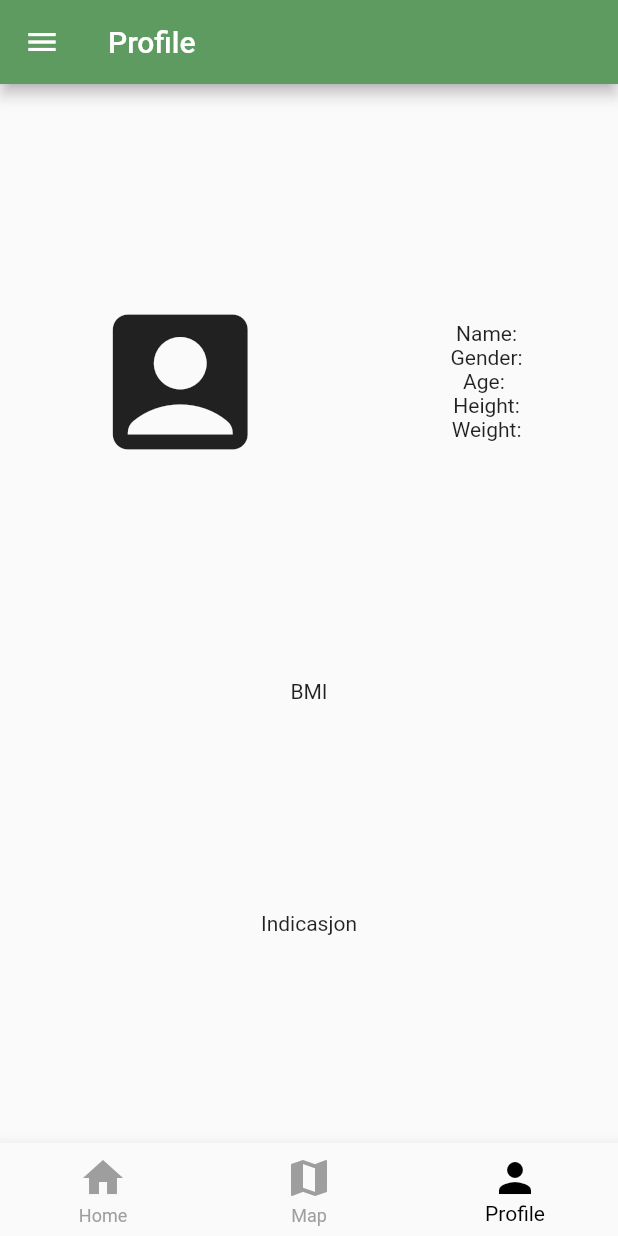
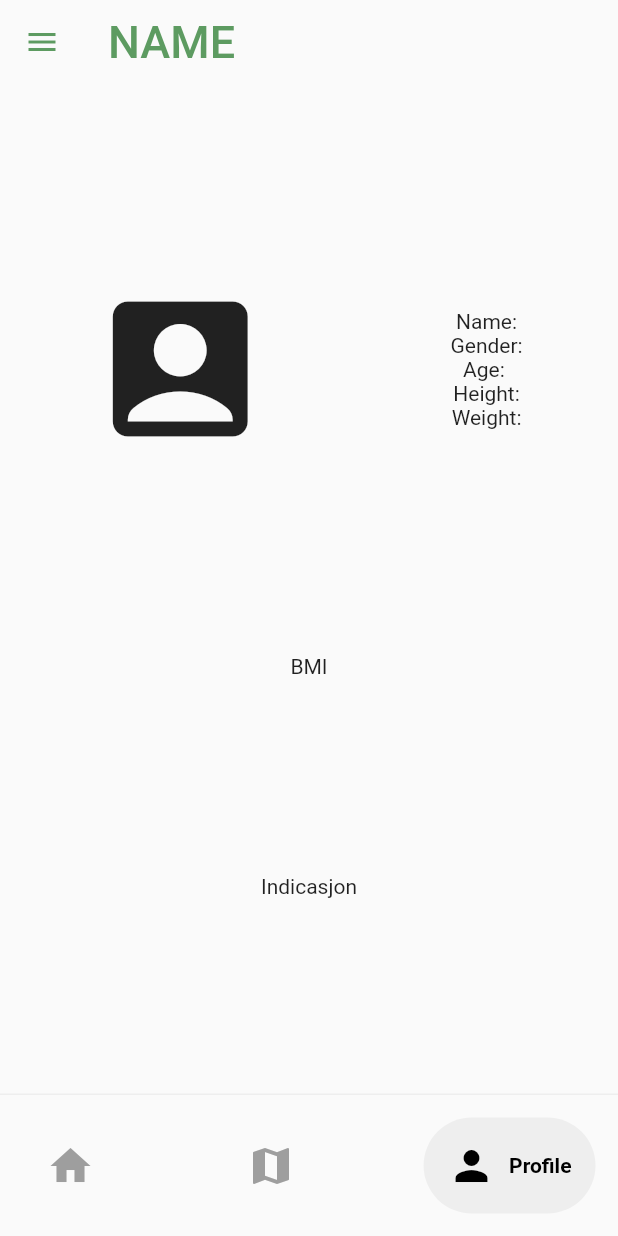
Before and after one commit to MarichenK/Biomedical-Technologies, a Flutter app: the screen it shows after launch, item 3 of the bottom bar chosen, on a phone screen of 412 x 824 dp. Run offline on Flutter 3.47's test engine with Material 2 defaults, Android fonts, the phone set to English and light mode, and no system bars; drawn by our look-alikes of google_nav_bar.

Commit message:
Updated navigation bar

```diff
--- a/agri_fit/lib/navigationBar.dart
+++ b/agri_fit/lib/navigationBar.dart
@@ -1,4 +1,6 @@
 import 'package:flutter/material.dart';
+import 'package:google_nav_bar/google_nav_bar.dart';
+
 import 'package:agri_fit/screens/homePage.dart';
 import 'package:agri_fit/screens/profilePage.dart';
 import 'package:agri_fit/screens/mapPage.dart';
@@ -26,14 +28,46 @@ class _HomePageState extends State<NavBar> {
     ProfilePage(editName: '', editAge: '', editGen: '', editHeight: '', editWeight: '',),
   ];
 
+    @override
+  Widget build(BuildContext context) {
+    return Scaffold(
+      bottomNavigationBar: Container(
+        decoration: BoxDecoration(
+          color: Colors.grey[50],
+          border: Border(top: BorderSide(color: Colors.grey.shade200)),
+        ),
+        child: Padding(
+          padding: const EdgeInsets.symmetric(
+            horizontal: 15.0,
+            vertical: 15.0),
+
+            child: GNav(
+              gap: 9,
+              color: Colors.grey,
+              activeColor: Colors.black,
+              tabBackgroundColor: Colors.grey.shade200,
+              padding: EdgeInsets.all(16),
+              iconSize: 32,
+
+
+              tabs: const [
+                GButton(icon: Icons.home, text: 'Home'),
+                GButton(icon: Icons.map, text: 'Map'),
+                GButton(icon: Icons.person, text: 'Profile')
+              ],
+
+            selectedIndex: _selectedIndex,
+            onTabChange: _navigateBottomBar,
+
+            ),
+        ),
+      ),
+      body: IndexedStack(index: _selectedIndex, children: _buildBody)
+    );
+  }
+}
+
   /*
-  List<Widget> get _pages => [
-    HomePage(),
-    MapPage(),
-    ProfilePage(editName: '', editAge: '', editGen: '', editHeight: '', editWeight: '',),
-  ];
-  */
-
   @override
   Widget build(BuildContext context) {
     return Scaffold(
@@ -55,3 +89,4 @@ class _HomePageState extends State<NavBar> {
     );
   }
 }
+*/
--- a/agri_fit/lib/screens/profilePage.dart
+++ b/agri_fit/lib/screens/profilePage.dart
@@ -22,16 +22,19 @@ class ProfilePage extends StatelessWidget {
     print('${ProfilePage.routename} built');
     return Scaffold(
       appBar: AppBar(
-        backgroundColor: Color.fromARGB(255, 93, 155, 97),
-        title: Text(ProfilePage.routename),
+        backgroundColor: Colors.grey[50],
+        elevation: 0,
+        //title: Text(ProfilePage.routename),
+        title: Text('NAME', textScaleFactor: 1.5,),
+        foregroundColor: Color.fromARGB(255, 93, 155, 97),
       ),
       body: Column(mainAxisAlignment: MainAxisAlignment.spaceEvenly,
         children: [
           Row( mainAxisAlignment: MainAxisAlignment.spaceAround,
           children: [
-            Icon(Icons.account_box_rounded, size: 120)
+            Icon(Icons.account_box_rounded, size: 120),
             //Container(color: Colors.blue, width: 100, height: 100,),
-            ,Column(mainAxisAlignment: MainAxisAlignment.center,
+            Column(mainAxisAlignment: MainAxisAlignment.center,
             children: [
               Text('Name: $editName'),
               Text('Gender: $editGen'),
@@ -47,6 +50,8 @@ class ProfilePage extends StatelessWidget {
         ]
       ),
       drawer: Drawer(
+        shadowColor: Colors.white.withOpacity(0),
+
         child: ListView(
           padding: EdgeInsets.zero,
           children: [
--- a/agri_fit/pubspec.yaml
+++ b/agri_fit/pubspec.yaml
@@ -9,6 +9,7 @@ environment:
 dependencies:
   flutter:
     sdk: flutter
+  google_nav_bar: ^5.0.6
 
 dev_dependencies:
   flutter_test:
```
Also changed, not shown: agri_fit/pubspec.lock.
